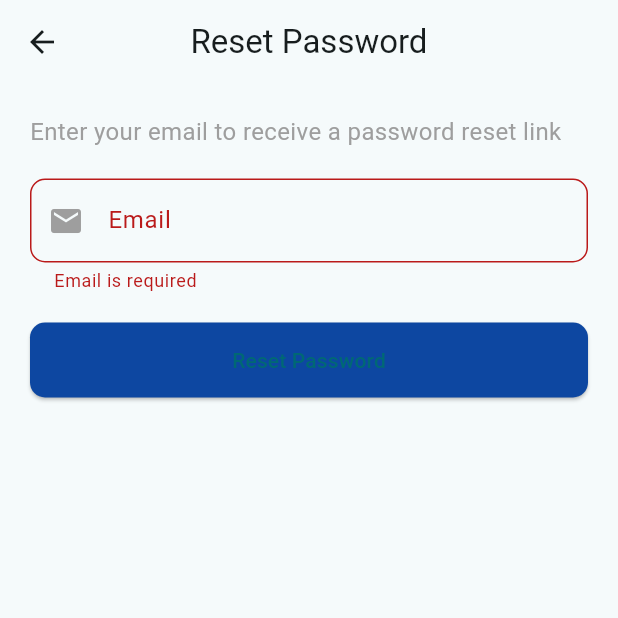
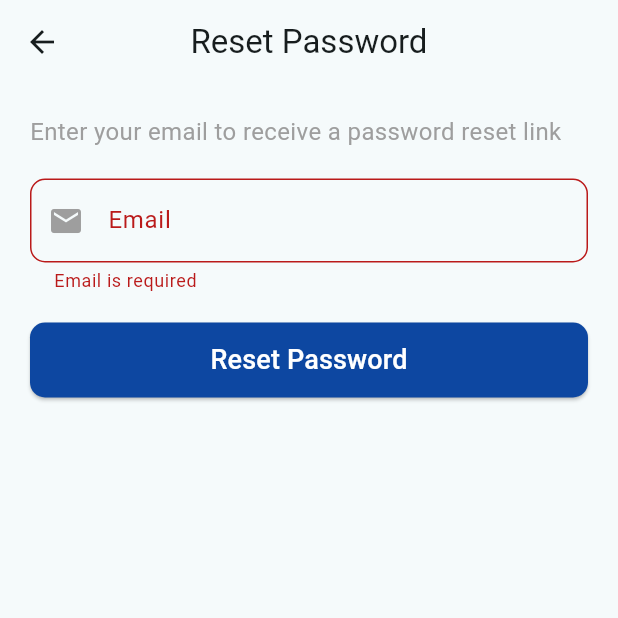
Before and after one commit to kkbughunter/control, a Flutter app: the AppForgetPasswordPage screen opened directly, after a tap on "Reset Password", on a phone screen of 412 x 824 dp, the top half of it. Run offline on Flutter 3.47's test engine with Material 3 defaults, Android fonts, the phone set to English and light mode, and no system bars; our stand-ins replace firebase_auth, firebase_core, flutter_signin_button, google_sign_in; accounts and stored records are empty.

Commit message:
reset pasword link sending is also Done

```diff
--- a/lib/authmanagement/auth_manage.dart
+++ b/lib/authmanagement/auth_manage.dart
@@ -54,23 +54,13 @@ class AuthManage {
     await _auth.signOut();
   }
 
-  // Future<void> resetPassword(String email) async {
-  //   try {
-  // await FirebaseAuth.instance.sendPasswordResetEmail(email: email);
-  //   } on FirebaseAuthException catch (e) {
-  //     String errorMessage = "Password reset failed. Please try again.";
-
-  //     if (e.code == 'user-not-found') {
-  //       errorMessage = "No user found with this email.";
-  //     } else if (e.code == 'invalid-email') {
-  //       errorMessage = "Invalid email format.";
-  //     }
-
-  //     throw Exception(errorMessage);
-  //   } catch (e) {
-  //     throw Exception("An unexpected error occurred: ${e.toString()}");
-  //   }
-  // }
+  Future<void> resetPassword(String email) async {
+    try {
+      await _auth.sendPasswordResetEmail(email: email);
+    } catch (e) {
+      throw Exception("An unexpected error occurred: ${e.toString()}");
+    }
+  }
 
   // Email _auth
   Future<void> sendEmailVerificationLink() async {
--- a/lib/screens/forget_password.dart
+++ b/lib/screens/forget_password.dart
@@ -51,17 +51,8 @@ class _AppForgetPasswordPageState extends State<AppForgetPasswordPage> {
                   onPressed: () async {
                     if (_formKey.currentState!.validate()) {
                       try {
-                        // await AuthManage()
-                        //     .resetPassword(_emailController.text.trim());
-                        ScaffoldMessenger.of(context).showSnackBar(
-                          SnackBar(
-                            backgroundColor: Colors.green,
-                            content: Text(
-                              "Password reset email sent!",
-                              style: TextStyle(color: Colors.white),
-                            ),
-                          ),
-                        );
+                        await AuthManage()
+                            .resetPassword(_emailController.text.trim());
                       } catch (e) {
                         ScaffoldMessenger.of(context).showSnackBar(
                           SnackBar(
@@ -75,13 +66,16 @@ class _AppForgetPasswordPageState extends State<AppForgetPasswordPage> {
                       }
                     }
                   },
-                  child: Text("Reset Password"),
                   style: ElevatedButton.styleFrom(
                     minimumSize: Size(double.infinity, 50),
                     shape: RoundedRectangleBorder(
                       borderRadius: BorderRadius.circular(10),
                     ),
                     backgroundColor: Colors.blue[900],
+                  ),
+                  child: Text(
+                    "Reset Password",
+                    style: TextStyle(fontSize: 18, color: Colors.white),
                   ),
                 ),
               ),
```
